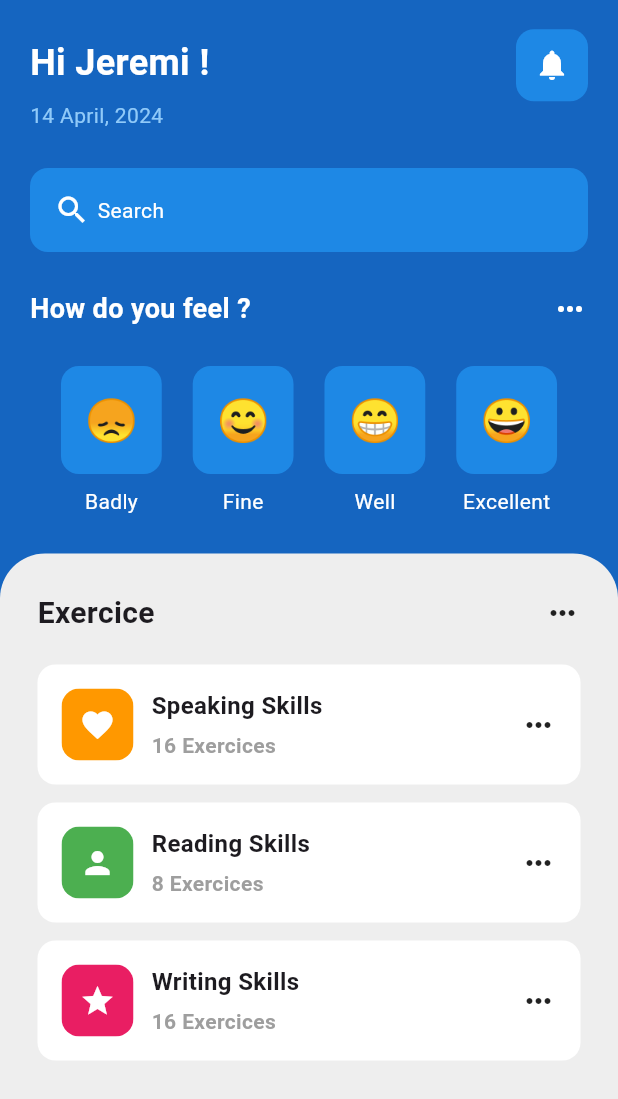
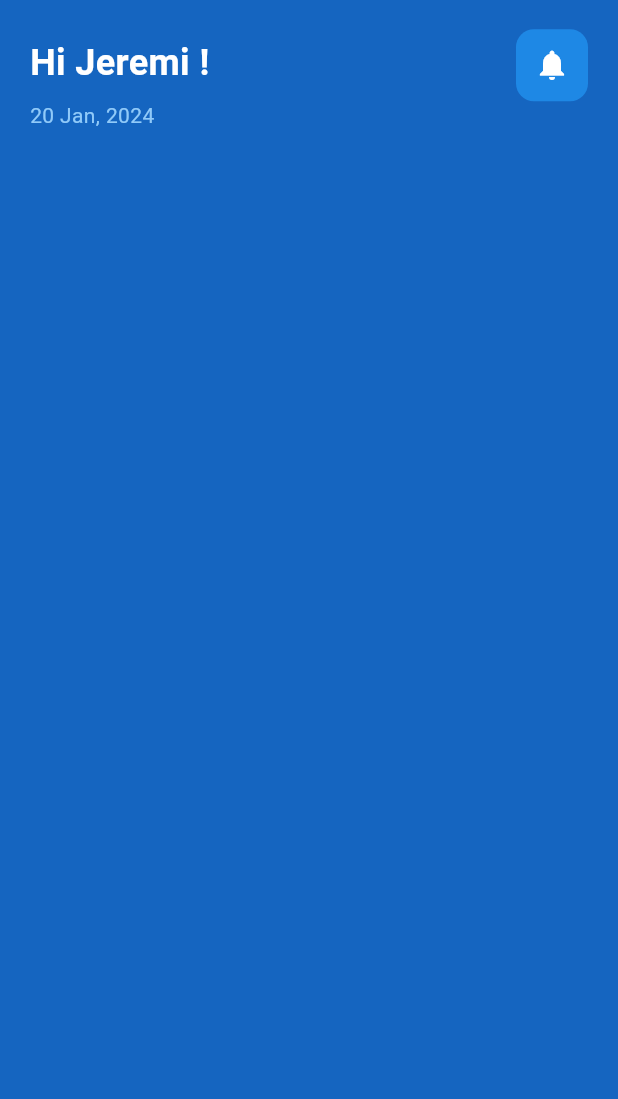
Before and after one commit to Jeremi-Koloma/mentalhealthapp, a Flutter app: the screen it shows after launch, on a phone screen of 412 x 824 dp. Shown: the top 1099 px of the screen. Run offline on Flutter 3.47's test engine with Material 3 defaults, Android fonts, the phone set to English and light mode, and no system bars.

Commit message:
Dashbord page started

```diff
--- a/lib/main.dart
+++ b/lib/main.dart
@@ -1,4 +1,5 @@
 import 'package:flutter/material.dart';
+import 'package:mentalhealthapp/pages/dashbord/dashbord_page.dart';
 import 'package:mentalhealthapp/pages/home/home_page.dart';
 
 void main() {
@@ -18,7 +19,7 @@ class MyApp extends StatelessWidget {
         colorScheme: ColorScheme.fromSeed(seedColor: Colors.deepPurple),
         useMaterial3: true,
       ),
-      home: const HomePage(),
+      home: const DashbordPage(),
     );
   }
 }
--- /dev/null
+++ b/lib/pages/dashbord/dashbord_page.dart
@@ -0,0 +1,58 @@
+import 'package:flutter/material.dart';
+
+class DashbordPage extends StatelessWidget {
+  const DashbordPage({super.key});
+
+  @override
+  Widget build(BuildContext context) {
+    return SafeArea(
+      child: Scaffold(
+        backgroundColor: Colors.blue[800],
+        body: Padding(
+          padding: const EdgeInsets.symmetric(horizontal: 20.0),
+          child: Column(
+            children: [
+              Row(
+                mainAxisAlignment: MainAxisAlignment.spaceBetween,
+                children: [
+                  Column(
+                    crossAxisAlignment: CrossAxisAlignment.start,
+                    children: [
+                      const SizedBox(height: 25.0),
+                      const Text(
+                        'Hi Jeremi !',
+                        style: TextStyle(
+                          fontSize: 24.0,
+                          fontWeight: FontWeight.bold,
+                          color: Colors.white,
+                        ),
+                      ),
+                      const SizedBox(height: 8.0),
+                      Text(
+                        '20 Jan, 2024',
+                        style: TextStyle(
+                          color: Colors.blue[200],
+                        ),
+                      ),
+                    ],
+                  ),
+                  Container(
+                    padding: const EdgeInsets.all(12.0),
+                    decoration: BoxDecoration(
+                      color: Colors.blue[600],
+                      borderRadius: BorderRadius.circular(12.0),
+                    ),
+                    child: const Icon(
+                      Icons.notifications,
+                      color: Colors.white,
+                    ),
+                  ),
+                ],
+              ),
+            ],
+          ),
+        ),
+      ),
+    );
+  }
+}
--- a/lib/pages/home/home_page.dart
+++ b/lib/pages/home/home_page.dart
@@ -1,6 +1,4 @@
-import 'package:flutter/cupertino.dart';
 import 'package:flutter/material.dart';
-import 'package:flutter/widgets.dart';
 import 'package:mentalhealthapp/utils/emotion.dart';
 import 'package:mentalhealthapp/utils/exerices_tile.dart';
 
```
